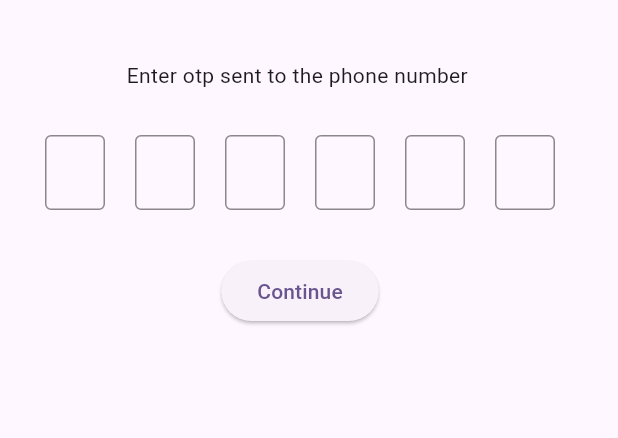
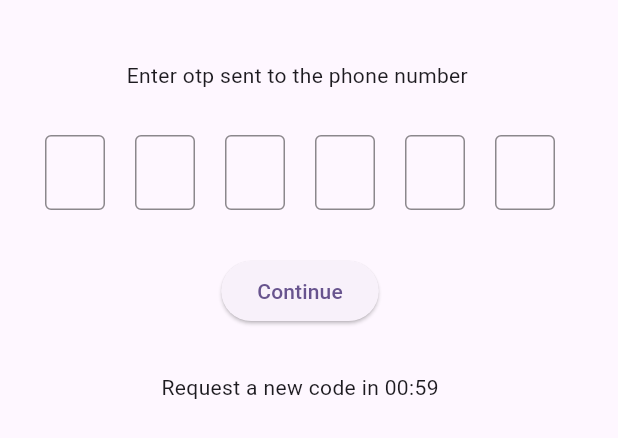
Before and after one commit to mbaka-bilal/cool-music-player, a Flutter app: the OtpScreen widget shown alone on an empty page, opened directly with empty values, on a phone screen of 412 x 824 dp. Shown: the top 438 px of the screen. Run offline on Flutter 3.47's test engine with Material 2 defaults, Android fonts, the phone set to English and light mode, and no system bars; our stand-ins replace equatable, firebase_auth, firebase_core, flutter_bloc, fluttertoast, just_audio and 1 more; accounts and stored records are empty.

Commit message:
resend otp

```diff
--- a/lib/bloc/onboarding_bloc/authentication_bloc.dart
+++ b/lib/bloc/onboarding_bloc/authentication_bloc.dart
@@ -6,11 +6,12 @@ import '../../utils/common.dart';
 import 'authentication_state.dart';
 import 'authentication_event.dart';
 
-class OnboardingBloc extends Bloc<OnboardingEvent, AuthenticationState> {
-  OnboardingBloc({required this.onboardingRepository})
+class AuthenticationBloc extends Bloc<OnboardingEvent, AuthenticationState> {
+  AuthenticationBloc({required this.onboardingRepository})
       : super(const AuthenticationState()) {
     on<RequestOtp>(_mapRequestOtpEventToState);
     on<VerifyOtp>(_mapVerifyOtpEventToState);
+    on<ResendOtp>(_mapResendOtpEventToState);
   }
 
   final AuthenticationRepository onboardingRepository;
@@ -53,4 +54,10 @@ class OnboardingBloc extends Bloc<OnboardingEvent, AuthenticationState> {
           userCredential: response.data));
     }
   }
+
+  void _mapResendOtpEventToState(
+      ResendOtp event, Emitter<AuthenticationState> emit) async {
+    await onboardingRepository.signInWithPhoneNumber(event.phoneNumber,
+        resendToken: event.resendToken);
+  }
 }
--- a/lib/bloc/onboarding_bloc/authentication_event.dart
+++ b/lib/bloc/onboarding_bloc/authentication_event.dart
@@ -16,3 +16,10 @@ class VerifyOtp extends OnboardingEvent {
   final String code;
   final String verificationId;
 }
+
+class ResendOtp extends OnboardingEvent {
+  const ResendOtp({required this.phoneNumber,required this.resendToken});
+
+  final int? resendToken;
+  final String phoneNumber;
+}
--- a/lib/data/repository/authentication_repository.dart
+++ b/lib/data/repository/authentication_repository.dart
@@ -7,7 +7,7 @@ import '../../utils/common.dart';
 import '../../utils/constants.dart';
 
 class AuthenticationRepository {
-  Future<NetworkResponse> signInWithPhoneNumber(String phoneNumber) async {
+  Future<NetworkResponse> signInWithPhoneNumber(String phoneNumber,{int? resendToken}) async {
     ///Request Otp
     return await networkRequestTryCatch(() async {
       final completer = Completer<NetworkResponse>();
@@ -49,6 +49,7 @@ class AuthenticationRepository {
           //     status: RequestStatus.failed, data: verificationId);
           // completer.complete(networkResponse);
         },
+        forceResendingToken: resendToken,
       )
           .timeout(const Duration(seconds: 30), onTimeout: () {
         networkResponse = const NetworkResponse(
--- a/lib/main.dart
+++ b/lib/main.dart
@@ -22,7 +22,7 @@ void main() async {
   runApp(MultiBlocProvider(providers: [
     BlocProvider(
         create: (context) =>
-            OnboardingBloc(onboardingRepository: AuthenticationRepository()))
+            AuthenticationBloc(onboardingRepository: AuthenticationRepository()))
   ], child: const MyApp()));
 }
 
--- a/lib/view/screens/onboarding/login.dart
+++ b/lib/view/screens/onboarding/login.dart
@@ -127,6 +127,7 @@ class _LoginState extends State<Login> {
                       ),
                       IconButton(
                           onPressed: () {
+                            // _enterOtpBottomSheet();
                             _enterPhoneNumberBottomSheet();
                           },
                           icon: const Icon(
@@ -179,7 +180,7 @@ class _LoginState extends State<Login> {
                 top: 20, bottom: MediaQuery.of(context).viewInsets.bottom),
             child: Padding(
               padding: const EdgeInsets.all(20.0),
-              child: BlocConsumer<OnboardingBloc, AuthenticationState>(
+              child: BlocConsumer<AuthenticationBloc, AuthenticationState>(
                 listener: (context, state) {
                   if (state.requestOtpStatus == RequestStatus.success) {
                     Navigator.pop(context);
@@ -217,7 +218,7 @@ class _LoginState extends State<Login> {
                                     return;
                                   }
 
-                                  context.read<OnboardingBloc>().add(RequestOtp(
+                                  context.read<AuthenticationBloc>().add(RequestOtp(
                                       phoneNumber:
                                           _phoneNumberController.text));
                                 })
--- a/lib/view/screens/otp_screen.dart
+++ b/lib/view/screens/otp_screen.dart
@@ -1,3 +1,5 @@
+import 'dart:async';
+
 import 'package:flutter/cupertino.dart';
 import 'package:flutter/material.dart';
 import 'package:flutter_bloc/flutter_bloc.dart';
@@ -25,6 +27,26 @@ class _OtpScreenState extends State<OtpScreen> {
   final List<FocusNode> _focusNodes = List.generate(6, (index) => FocusNode());
   final List<TextEditingController> _textControllers =
       List.generate(6, (index) => TextEditingController());
+  Timer? _timer;
+  int resendCodeCounter = 60;
+
+  @override
+  void initState() {
+    super.initState();
+    _startTimer();
+  }
+
+  void _startTimer() {
+    resendCodeCounter = 60;
+    _timer = Timer.periodic(const Duration(seconds: 1), (timer) {
+      if (resendCodeCounter == 0) {
+        timer.cancel();
+      } else {
+        resendCodeCounter--;
+      }
+      setState(() {});
+    });
+  }
 
   @override
   void dispose() {
@@ -33,6 +55,9 @@ class _OtpScreenState extends State<OtpScreen> {
     }
     for (TextEditingController c in _textControllers) {
       c.dispose();
+    }
+    if (_timer != null) {
+      _timer!.cancel();
     }
     super.dispose();
   }
@@ -86,7 +111,7 @@ class _OtpScreenState extends State<OtpScreen> {
             const SizedBox(
               height: 20,
             ),
-            BlocConsumer<OnboardingBloc, AuthenticationState>(
+            BlocConsumer<AuthenticationBloc, AuthenticationState>(
               listener: (context, state) {},
               builder: (context, state) => Column(
                 children: [
@@ -116,9 +141,10 @@ class _OtpScreenState extends State<OtpScreen> {
                               //         "AD8T5IvV5627TpZuNkGbOYndYF6uqgjjULCicjDNq1a0lbem-fEI1ld4vFcA4v_mbzVX0xh81J1E3lpvjGJfL6QtykMlWSX4z4jzPP9rpDYksPcQn11xFXOmIPCSy81SE49Q0yLSqlYBYz2ua4Sf7WgA5RQgo3onHQ"));
 
                               if (state.verificationId != null) {
-                                context.read<OnboardingBloc>().add(VerifyOtp(
-                                    code: number,
-                                    verificationId: state.verificationId!));
+                                context.read<AuthenticationBloc>().add(
+                                    VerifyOtp(
+                                        code: number,
+                                        verificationId: state.verificationId!));
                               } else {
                                 Fluttertoast.showToast(
                                     msg:
@@ -130,7 +156,21 @@ class _OtpScreenState extends State<OtpScreen> {
                         ),
                 ],
               ),
-            )
+            ),
+            const SizedBox(height: 30),
+            (resendCodeCounter == 0)
+                ? TextButton(
+                    onPressed: () {
+                      _startTimer();
+                      final provider = context.read<AuthenticationBloc>();
+                      provider.add(ResendOtp(
+                          phoneNumber: widget.phoneNumber,
+                          resendToken: provider.state.resendToken));
+                    },
+                    child: const Text(
+                      "Resend code",
+                    ))
+                : Text("Request a new code in 00:$resendCodeCounter")
           ],
         ),
       ),
```
